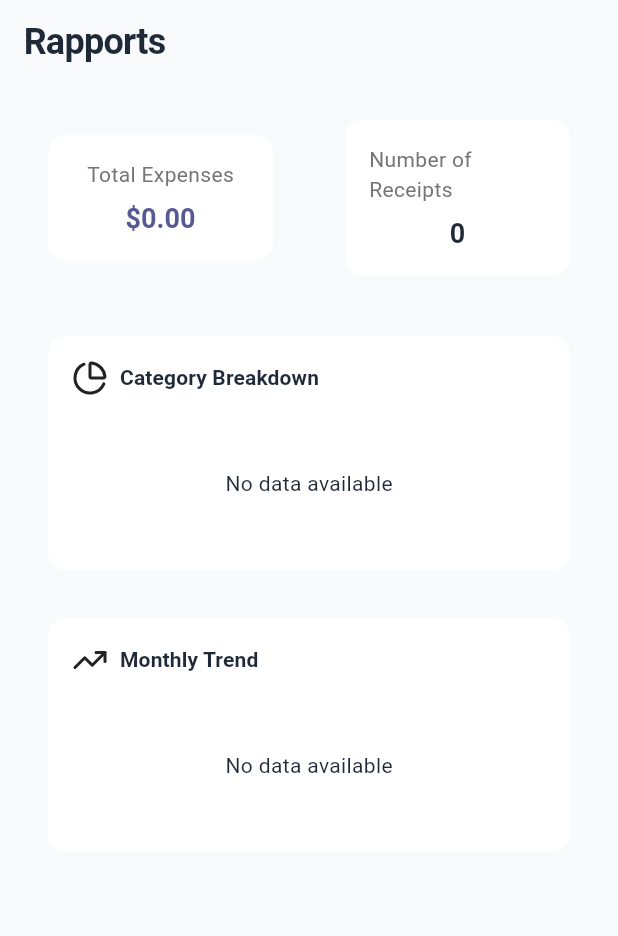
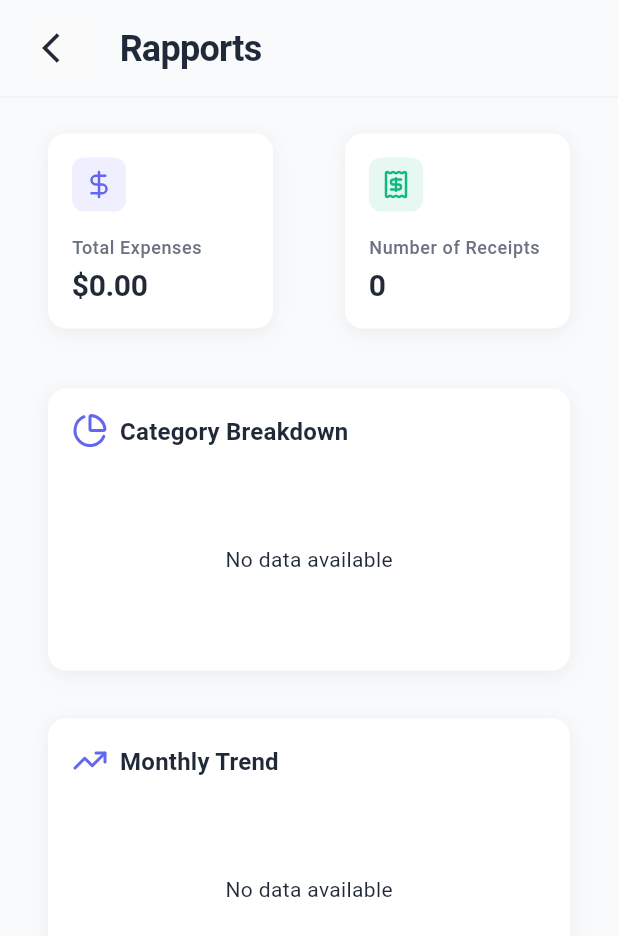
Before and after one commit to MathieuAumont/receiptscannerflutter, a Flutter app: the ReportsScreen screen opened by its route, on a phone screen of 412 x 824 dp. Shown: the top 936 px of the screen. Run offline on Flutter 3.47's test engine with Material 3 defaults, Android fonts, the phone set to English and light mode, and no system bars; our stand-ins replace camera, fl_chart, go_router, image_picker, lucide_icons, shared_preferences; accounts and stored records are empty.

Commit message:
Restaurer les fonctionnalités de l'application

```diff
--- a/lib/screens/reports_screen.dart
+++ b/lib/screens/reports_screen.dart
@@ -2,9 +2,13 @@
 import 'package:provider/provider.dart';
 import 'package:lucide_icons/lucide_icons.dart';
 import 'package:fl_chart/fl_chart.dart';
+import 'package:receipt_scanner_flutter/theme/app_theme.dart';
 import 'package:receipt_scanner_flutter/providers/language_provider.dart';
 import 'package:receipt_scanner_flutter/providers/receipt_provider.dart';
 import 'package:receipt_scanner_flutter/models/category.dart';
+import 'package:receipt_scanner_flutter/widgets/modern_app_bar.dart';
+import 'package:receipt_scanner_flutter/widgets/modern_card.dart';
+import 'package:receipt_scanner_flutter/widgets/stat_card.dart';
 import 'package:receipt_scanner_flutter/utils/currency_formatter.dart';
 
 class ReportsScreen extends StatelessWidget {
@@ -16,11 +20,15 @@
     final receiptProvider = Provider.of<ReceiptProvider>(context);
 
     return Scaffold(
-      appBar: AppBar(
-        title: Text(languageProvider.translate('reports')),
+      appBar: PreferredSize(
+        preferredSize: const Size.fromHeight(80),
+        child: ModernAppBar(
+          title: languageProvider.translate('reports'),
+          showBackButton: true,
+        ),
       ),
       body: SingleChildScrollView(
-        padding: const EdgeInsets.all(16),
+        padding: const EdgeInsets.all(AppTheme.spacingM),
         child: Column(
           crossAxisAlignment: CrossAxisAlignment.start,
           children: [
@@ -28,127 +36,94 @@
             Row(
               children: [
                 Expanded(
-                  child: Card(
-                    child: Padding(
-                      padding: const EdgeInsets.all(16),
-                      child: Column(
-                        children: [
-                          Text(
-                            'Total Expenses',
-                            style: Theme.of(context).textTheme.bodyMedium?.copyWith(
-                              color: Colors.grey[600],
+                  child: StatCard(
+                    title: 'Total Expenses',
+                    value: CurrencyFormatter.format(receiptProvider.totalSpending),
+                    icon: LucideIcons.dollarSign,
+                    iconColor: AppTheme.primaryColor,
                   ),
                 ),
-                          const SizedBox(height: 8),
-                          Text(
-                            CurrencyFormatter.format(receiptProvider.totalSpending),
-                            style: Theme.of(context).textTheme.headlineSmall?.copyWith(
-                              fontWeight: FontWeight.bold,
-                              color: Theme.of(context).colorScheme.primary,
-                            ),
-                          ),
-                        ],
-                      ),
-                    ),
-                  ),
-                ),
-                const SizedBox(width: 16),
+                const SizedBox(width: AppTheme.spacingM),
                 Expanded(
-                  child: Card(
-                    child: Padding(
-                      padding: const EdgeInsets.all(16),
-                      child: Column(
-                        children: [
-                          Text(
-                            'Number of Receipts',
-                            style: Theme.of(context).textTheme.bodyMedium?.copyWith(
-                              color: Colors.grey[600],
-                            ),
-                          ),
-                          const SizedBox(height: 8),
-                          Text(
-                            receiptProvider.receipts.length.toString(),
-                            style: Theme.of(context).textTheme.headlineSmall?.copyWith(
-                              fontWeight: FontWeight.bold,
-                            ),
-                          ),
-                        ],
-                      ),
-                    ),
+                  child: StatCard(
+                    title: 'Number of Receipts',
+                    value: receiptProvider.receipts.length.toString(),
+                    icon: LucideIcons.receipt,
+                    iconColor: AppTheme.successColor,
                   ),
                 ),
               ],
             ),
 
-            const SizedBox(height: 24),
+            const SizedBox(height: AppTheme.spacingL),
 
             // Category Breakdown
-            Card(
-              child: Padding(
-                padding: const EdgeInsets.all(16),
+            ModernCard(
               child: Column(
                 crossAxisAlignment: CrossAxisAlignment.start,
                 children: [
                   Row(
                     children: [
-                        const Icon(LucideIcons.pieChart),
-                        const SizedBox(width: 8),
+                      Icon(
+                        LucideIcons.pieChart,
+                        color: AppTheme.primaryColor,
+                      ),
+                      const SizedBox(width: AppTheme.spacingS),
                       Text(
                         'Category Breakdown',
-                          style: Theme.of(context).textTheme.titleMedium?.copyWith(
-                            fontWeight: FontWeight.bold,
+                        style: Theme.of(context).textTheme.titleLarge?.copyWith(
+                          fontWeight: FontWeight.w700,
                         ),
                       ),
                     ],
                   ),
-                    const SizedBox(height: 16),
+                  const SizedBox(height: AppTheme.spacingM),
                   if (receiptProvider.receipts.isNotEmpty)
                     _buildCategoryChart(context, receiptProvider)
                   else
                     const Center(
                       child: Padding(
-                          padding: EdgeInsets.all(32),
+                        padding: EdgeInsets.all(AppTheme.spacingXXL),
                         child: Text('No data available'),
                       ),
                     ),
                 ],
               ),
             ),
-            ),
 
-            const SizedBox(height: 16),
+            const SizedBox(height: AppTheme.spacingM),
 
             // Monthly Trend
-            Card(
-              child: Padding(
-                padding: const EdgeInsets.all(16),
+            ModernCard(
               child: Column(
                 crossAxisAlignment: CrossAxisAlignment.start,
                 children: [
                   Row(
                     children: [
-                        const Icon(LucideIcons.trendingUp),
-                        const SizedBox(width: 8),
+                      Icon(
+                        LucideIcons.trendingUp,
+                        color: AppTheme.primaryColor,
+                      ),
+                      const SizedBox(width: AppTheme.spacingS),
                       Text(
                         'Monthly Trend',
-                          style: Theme.of(context).textTheme.titleMedium?.copyWith(
-                            fontWeight: FontWeight.bold,
+                        style: Theme.of(context).textTheme.titleLarge?.copyWith(
+                          fontWeight: FontWeight.w700,
                         ),
                       ),
                     ],
                   ),
-                    const SizedBox(height: 16),
+                  const SizedBox(height: AppTheme.spacingM),
                   if (receiptProvider.receipts.isNotEmpty)
                     _buildMonthlyChart(context, receiptProvider)
                   else
                     const Center(
                       child: Padding(
-                          padding: EdgeInsets.all(32),
+                        padding: EdgeInsets.all(AppTheme.spacingXXL),
                         child: Text('No data available'),
                       ),
                     ),
                 ],
-                ),
               ),
             ),
           ],
@@ -174,7 +149,7 @@
             radius: 60,
             titleStyle: const TextStyle(
               fontSize: 12,
-              fontWeight: FontWeight.bold,
+              fontWeight: FontWeight.w700,
               color: Colors.white,
             ),
           );
@@ -193,7 +168,7 @@
             ),
           ),
         ),
-        const SizedBox(height: 16),
+        const SizedBox(height: AppTheme.spacingM),
         ...categories
             .where((category) => categoryTotals[category.id] != null && categoryTotals[category.id]! > 0)
             .map((category) {
@@ -201,7 +176,7 @@
           final percentage = (amount / receiptProvider.totalSpending) * 100;
 
           return Padding(
-            padding: const EdgeInsets.symmetric(vertical: 4),
+            padding: const EdgeInsets.symmetric(vertical: AppTheme.spacingXS),
             child: Row(
               children: [
                 Container(
@@ -212,19 +187,19 @@
                     shape: BoxShape.circle,
                   ),
                 ),
-                const SizedBox(width: 8),
+                const SizedBox(width: AppTheme.spacingS),
                 Expanded(
                   child: Text(category.name),
                 ),
                 Text(
                   CurrencyFormatter.format(amount),
-                  style: const TextStyle(fontWeight: FontWeight.w500),
+                  style: const TextStyle(fontWeight: FontWeight.w600),
                 ),
-                const SizedBox(width: 8),
+                const SizedBox(width: AppTheme.spacingS),
                 Text(
                   '${percentage.toStringAsFixed(1)}%',
                   style: TextStyle(
-                    color: Colors.grey[600],
+                    color: AppTheme.textSecondary,
                     fontSize: 12,
                   ),
                 ),
@@ -243,7 +218,6 @@
     // Get last 6 months of data
     for (int i = 5; i >= 0; i--) {
       final month = DateTime(now.year, now.month - i, 1);
-      final monthKey = '${month.year}-${month.month.toString().padLeft(2, '0')}';
       final monthName = _getShortMonthName(month);
 
       final monthlySpending = receiptProvider.receipts
@@ -266,7 +240,7 @@
         barRods: [
           BarChartRodData(
             toY: entry.value,
-            color: Theme.of(context).colorScheme.primary,
+            color: AppTheme.primaryColor,
             width: 20,
             borderRadius: const BorderRadius.only(
               topLeft: Radius.circular(4),
```
Also changed, not shown: lib/screens/budget_screen.dart (+59 -52 lines), lib/screens/main_screen.dart (+28 -159 lines). Lines whose indentation alone changed are shown as unchanged.
